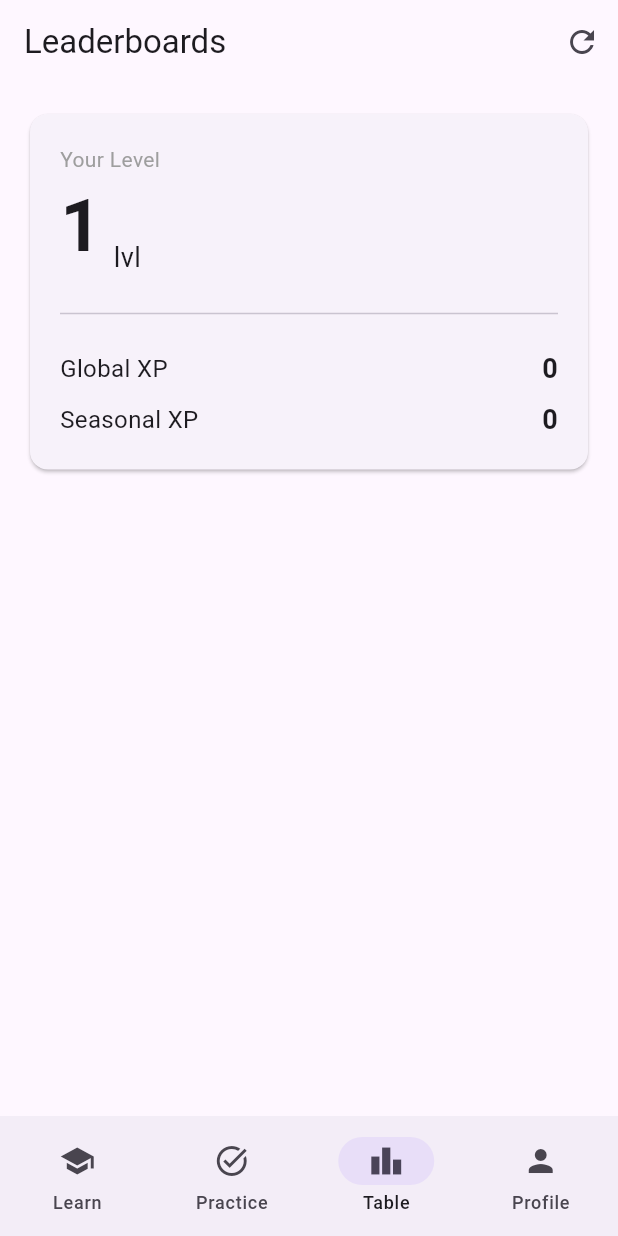
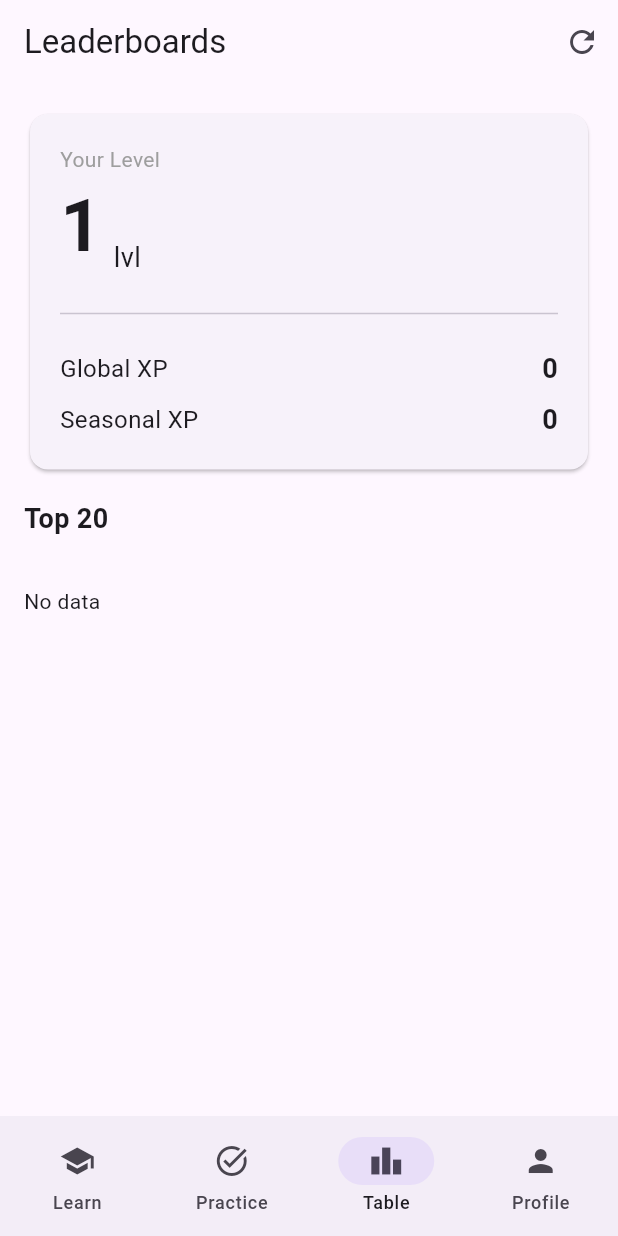
Before and after one commit to zhbforum/CodeForge, a Flutter app: the LeaderboardPage screen opened by its route, after a tap on the "refresh" icon, on a phone screen of 412 x 824 dp. Run offline on Flutter 3.47's test engine with Material 3 defaults, Android fonts, the phone set to English and light mode, and no system bars; our stand-ins replace flutter_markdown, flutter_riverpod, flutter_svg, font_awesome_flutter, freezed_annotation, go_router and 2 more; accounts and stored records are empty; network calls fail; project files that could hold a hidden picture were left out.

Commit message:
feat(leaderboard): add leaderboard view from supabase

```diff
--- a/apps/mobile_app/lib/features/leaderboard/leaderboard_page.dart
+++ b/apps/mobile_app/lib/features/leaderboard/leaderboard_page.dart
@@ -11,15 +11,17 @@ class LeaderboardPage extends StatefulWidget {
 class _LeaderboardPageState extends State<LeaderboardPage> {
   late final SupabaseClient _sb;
   Future<_UserXP> _future = Future.value(const _UserXP.empty());
+  Future<List<_LbRow>> _lbFuture = Future.value(const <_LbRow>[]);
 
   @override
   void initState() {
     super.initState();
     _sb = Supabase.instance.client;
-    _future = _load();
+    _future = _loadUserStats();
+    _lbFuture = _loadTop20();
   }
 
-  Future<_UserXP> _load() async {
+  Future<_UserXP> _loadUserStats() async {
     final session = _sb.auth.currentSession;
     if (session == null) throw Exception('User not logged in');
     final uid = session.user.id;
@@ -29,6 +31,7 @@ class _LeaderboardPageState extends State<LeaderboardPage> {
         .select('total_exp')
         .eq('user_id', uid)
         .maybeSingle();
+
     final totalExp = (ugp?['total_exp'] as num?)?.toInt() ?? 0;
 
     final usp = await _sb
@@ -38,6 +41,7 @@ class _LeaderboardPageState extends State<LeaderboardPage> {
         .order('season_exp', ascending: false)
         .limit(1)
         .maybeSingle();
+
     final seasonExp = (usp?['season_exp'] as num?)?.toInt() ?? 0;
 
     int levelFromExp(int xp) => (xp ~/ 1000) + 1;
@@ -49,9 +53,39 @@ class _LeaderboardPageState extends State<LeaderboardPage> {
     );
   }
 
+  Future<List<_LbRow>> _loadTop20() async {
+    final raw = await _sb
+        .from('leaderboard_v')
+        .select(
+          'display_name, avatar_url, level, '
+          'league_name, season_exp, total_exp, rank',
+        )
+        .order('rank', ascending: true)
+        .limit(20);
+
+    final rows = (raw as List).cast<Map<String, dynamic>>();
+
+    return rows
+        .map(
+          (e) => _LbRow(
+            displayName: (e['display_name'] ?? '') as String,
+            avatarUrl: e['avatar_url'] as String?,
+            level: (e['level'] as num?)?.toInt() ?? 1,
+            leagueName: (e['league_name'] ?? '') as String,
+            seasonExp: (e['season_exp'] as num?)?.toInt() ?? 0,
+            totalExp: (e['total_exp'] as num?)?.toInt() ?? 0,
+            rank: (e['rank'] as num?)?.toInt() ?? 0,
+          ),
+        )
+        .toList();
+  }
+
   Future<void> _refresh() async {
-    setState(() => _future = _load());
-    await _future;
+    setState(() {
+      _future = _loadUserStats();
+      _lbFuture = _loadTop20();
+    });
+    await Future.wait([_future, _lbFuture]);
   }
 
   @override
@@ -60,38 +94,52 @@ class _LeaderboardPageState extends State<LeaderboardPage> {
       appBar: AppBar(
         title: const Text('Leaderboards'),
         actions: [
-          IconButton(onPressed: _refresh, icon: const Icon(Icons.refresh)),
+          IconButton(
+            onPressed: _refresh,
+            icon: const Icon(Icons.refresh),
+          ),
         ],
       ),
       body: RefreshIndicator(
         onRefresh: _refresh,
-        child: FutureBuilder<_UserXP>(
+        child: ListView(
+          padding: const EdgeInsets.all(16),
+          children: [
+            FutureBuilder<_UserXP>(
               future: _future,
               builder: (context, snap) {
                 if (snap.connectionState == ConnectionState.waiting) {
-              return const Center(child: CircularProgressIndicator());
+                  return const Center(
+                    child: Padding(
+                      padding: EdgeInsets.symmetric(vertical: 40),
+                      child: CircularProgressIndicator(),
+                    ),
+                  );
                 }
                 if (snap.hasError) {
                   return Center(child: Text('Error: ${snap.error}'));
                 }
                 final data = snap.data!;
-            return ListView(
-              padding: const EdgeInsets.all(16),
-              children: [
-                Card(
+                return Card(
                   child: Padding(
                     padding: const EdgeInsets.all(20),
                     child: Column(
                       crossAxisAlignment: CrossAxisAlignment.start,
                       children: [
-                        const Text('Your Level', style: TextStyle(fontSize: 14,
-                           color: Colors.grey)),
+                        const Text(
+                          'Your Level',
+                          style: TextStyle(fontSize: 14, color: Colors.grey),
+                        ),
                         Row(
                           crossAxisAlignment: CrossAxisAlignment.end,
                           children: [
-                            Text('${data.level}',
-                              style: const TextStyle(fontSize: 48,
-                                fontWeight: FontWeight.bold)),
+                            Text(
+                              '${data.level}',
+                              style: const TextStyle(
+                                fontSize: 48,
+                                fontWeight: FontWeight.bold,
+                              ),
+                            ),
                             const SizedBox(width: 8),
                             const Text('lvl', style: TextStyle(fontSize: 18)),
                           ],
@@ -105,10 +153,85 @@ class _LeaderboardPageState extends State<LeaderboardPage> {
                       ],
                     ),
                   ),
+                );
+              },
+            ),
+            const SizedBox(height: 16),
+            const Text(
+              'Top 20',
+              style: TextStyle(fontSize: 18, fontWeight: FontWeight.w600),
+            ),
+            const SizedBox(height: 8),
+            FutureBuilder<List<_LbRow>>(
+              future: _lbFuture,
+              builder: (context, snap) {
+                if (snap.connectionState == ConnectionState.waiting) {
+                  return const Center(
+                    child: Padding(
+                      padding: EdgeInsets.symmetric(vertical: 24),
+                      child: CircularProgressIndicator(),
+                    ),
+                  );
+                }
+                if (snap.hasError) {
+                  return Center(child: Text('Error: ${snap.error}'));
+                }
+                final list = snap.data!;
+                if (list.isEmpty) {
+                  return const Padding(
+                    padding: EdgeInsets.symmetric(vertical: 24),
+                    child: Text('No data'),
+                  );
+                }
+                return ListView.separated(
+                  shrinkWrap: true,
+                  physics: const NeverScrollableScrollPhysics(),
+                  itemCount: list.length,
+                  separatorBuilder: (_, __) => const Divider(height: 1),
+                  itemBuilder: (context, i) {
+                    final r = list[i];
+                    return ListTile(
+                      isThreeLine: true,
+                      leading: CircleAvatar(
+                        foregroundImage: (r.avatarUrl != null
+                          && r.avatarUrl!.isNotEmpty)
+                            ? NetworkImage(r.avatarUrl!)
+                            : null,
+                        onForegroundImageError: (_, __) {},
+                        child: Text(
+                          r.displayName.isNotEmpty
+                            ? r.displayName[0].toUpperCase() : '?',
+                        ),
+                      ),
+                      title: Text(
+                        '${r.rank}. ${r.displayName}',
+                        overflow: TextOverflow.ellipsis,
+                      ),
+                      subtitle: Text(
+                        '${r.leagueName} • lvl ${r.level}',
+                        overflow: TextOverflow.ellipsis,
+                      ),
+                      trailing: FittedBox(
+                        fit: BoxFit.scaleDown,
+                        alignment: Alignment.centerRight,
+                        child: Column(
+                          mainAxisSize: MainAxisSize.min,
+                          crossAxisAlignment: CrossAxisAlignment.end,
+                          children: [
+                            Text('Season ${r.seasonExp}', style:
+                              const TextStyle(fontWeight: FontWeight.w600)),
+                            Text('Total ${r.totalExp}',
+                              style: const TextStyle(fontSize: 12,
+                                color: Colors.grey)),
+                          ],
+                        ),
+                      ),
+                    );
+                  },
+                );
+              },
             ),
           ],
-            );
-          },
         ),
       ),
     );
@@ -124,19 +247,48 @@ class _StatLine extends StatelessWidget {
   Widget build(BuildContext context) {
     return Row(
       children: [
-        Expanded(child: Text(label, style: const TextStyle(fontSize: 16))),
-        Text('$value', style: const TextStyle(fontSize: 18,
-          fontWeight: FontWeight.w600)),
+        Expanded(
+          child: Text(label, style: const TextStyle(fontSize: 16)),
+        ),
+        Text(
+          '$value',
+          style: const TextStyle(fontSize: 18, fontWeight: FontWeight.w600),
+        ),
       ],
     );
   }
 }
 
 class _UserXP {
-  const _UserXP({required this.totalExp, required this.seasonExp,
-    required this.level});
-  const _UserXP.empty() : totalExp = 0, seasonExp = 0, level = 1;
+  const _UserXP({
+    required this.totalExp,
+    required this.seasonExp,
+    required this.level,
+  });
+  const _UserXP.empty()
+      : totalExp = 0,
+        seasonExp = 0,
+        level = 1;
   final int totalExp;
   final int seasonExp;
   final int level;
 }
+
+class _LbRow {
+  const _LbRow({
+    required this.displayName,
+    required this.avatarUrl,
+    required this.level,
+    required this.leagueName,
+    required this.seasonExp,
+    required this.totalExp,
+    required this.rank,
+  });
+  final String displayName;
+  final String? avatarUrl;
+  final int level;
+  final String leagueName;
+  final int seasonExp;
+  final int totalExp;
+  final int rank;
+}
```
Lines whose indentation alone changed are shown as unchanged.
